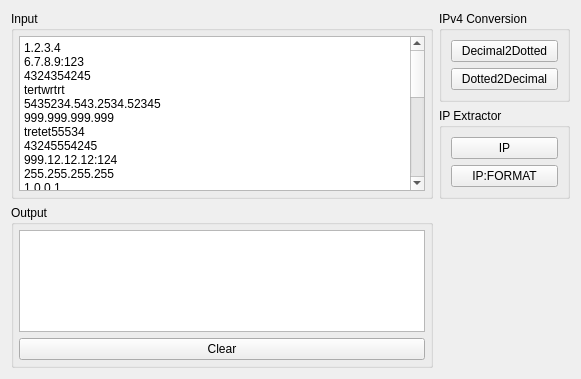
Before: the Qt Designer form ui/Utils/IpUtils.ui in caffedrine/CryptoPocketKnife, drawn with Qt 5.
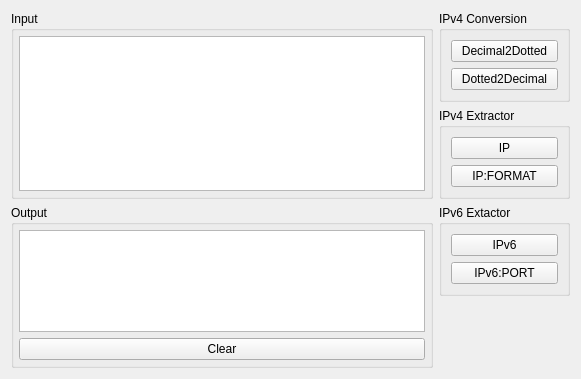
After: the same form once the commit is applied.

What changed in the file:
```diff
--- a/ui/Utils/IpUtils.ui
+++ b/ui/Utils/IpUtils.ui
@@ -35,33 +35,7 @@
       <item row="0" column="0">
        <widget class="QPlainTextEdit" name="plainTextEdit_Input">
         <property name="plainText">
-         <string>1.2.3.4
-6.7.8.9:123
-4324354245
-tertwrtrt
-5435234.543.2534.52345
-999.999.999.999
-tretet55534
-43245554245
-999.12.12.12:124
-255.255.255.255
-1.0.0.1
-0.0.0.0
-1.1.1.1:999
-432435424
-255.255.255.256
-255.255.255.255.255
-..1.2.3.6....
-1..2.3.4..5
-op4.4.4.4ss
-5.5.5.5bb
-6.6.6.6:90
-7.7.7.7:65535
-7.7.7.7:64536
-7.7.7.7:74536
-8.8.8.8:0
-9.9.9.9:
-1.1.1.1:a</string>
+         <string/>
         </property>
        </widget>
       </item>
@@ -94,7 +68,7 @@
    <item row="1" column="1">
     <widget class="QGroupBox" name="groupBox_2">
      <property name="title">
-      <string>IP Extractor</string>
+      <string>IPv4 Extractor</string>
      </property>
      <layout class="QGridLayout" name="gridLayout_4">
       <item row="0" column="0">
@@ -114,7 +88,7 @@
      </layout>
     </widget>
    </item>
-   <item row="2" column="0">
+   <item row="2" column="0" rowspan="2">
     <widget class="QGroupBox" name="groupBox_4">
      <property name="title">
       <string>Output</string>
@@ -150,6 +124,29 @@
     </widget>
    </item>
    <item row="2" column="1">
+    <widget class="QGroupBox" name="groupBox_5">
+     <property name="title">
+      <string>IPv6 Extactor</string>
+     </property>
+     <layout class="QGridLayout" name="gridLayout_6">
+      <item row="0" column="0">
+       <widget class="QPushButton" name="pushButton_ExtractIPv6">
+        <property name="text">
+         <string>IPv6</string>
+        </property>
+       </widget>
+      </item>
+      <item row="1" column="0">
+       <widget class="QPushButton" name="pushButton_ExtractIPv6Port">
+        <property name="text">
+         <string>IPv6:PORT</string>
+        </property>
+       </widget>
+      </item>
+     </layout>
+    </widget>
+   </item>
+   <item row="3" column="1">
     <spacer name="verticalSpacer">
      <property name="orientation">
       <enum>Qt::Vertical</enum>
@@ -157,7 +154,7 @@
      <property name="sizeHint" stdset="0">
       <size>
        <width>20</width>
-       <height>166</height>
+       <height>70</height>
       </size>
      </property>
     </spacer>
```
